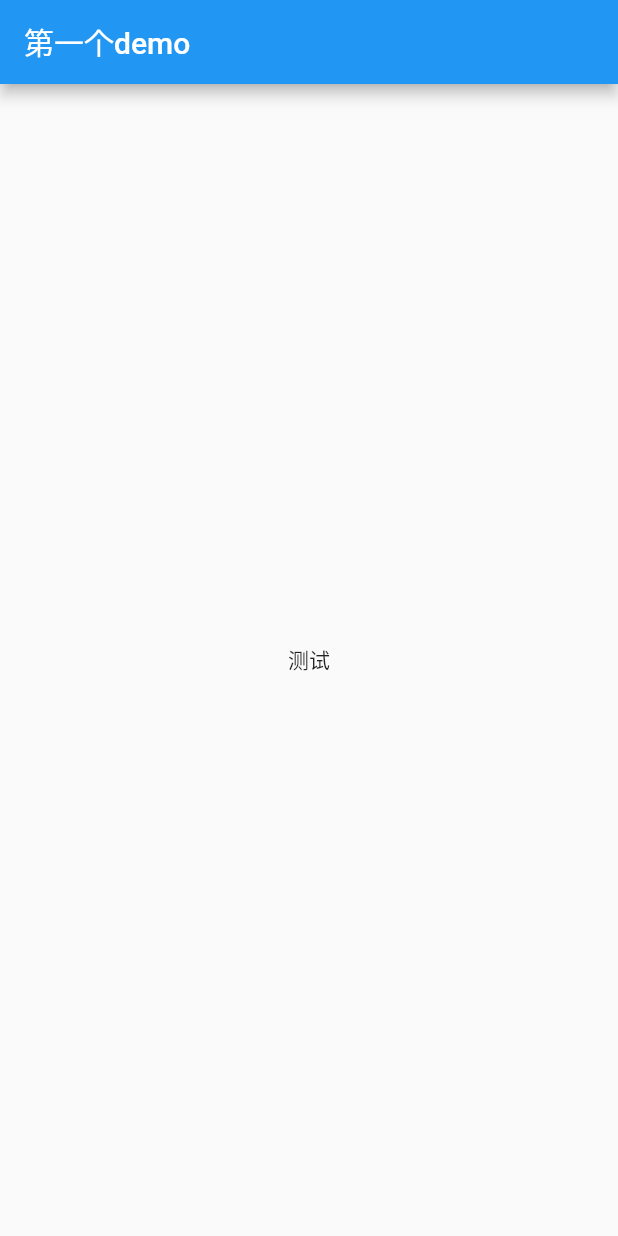
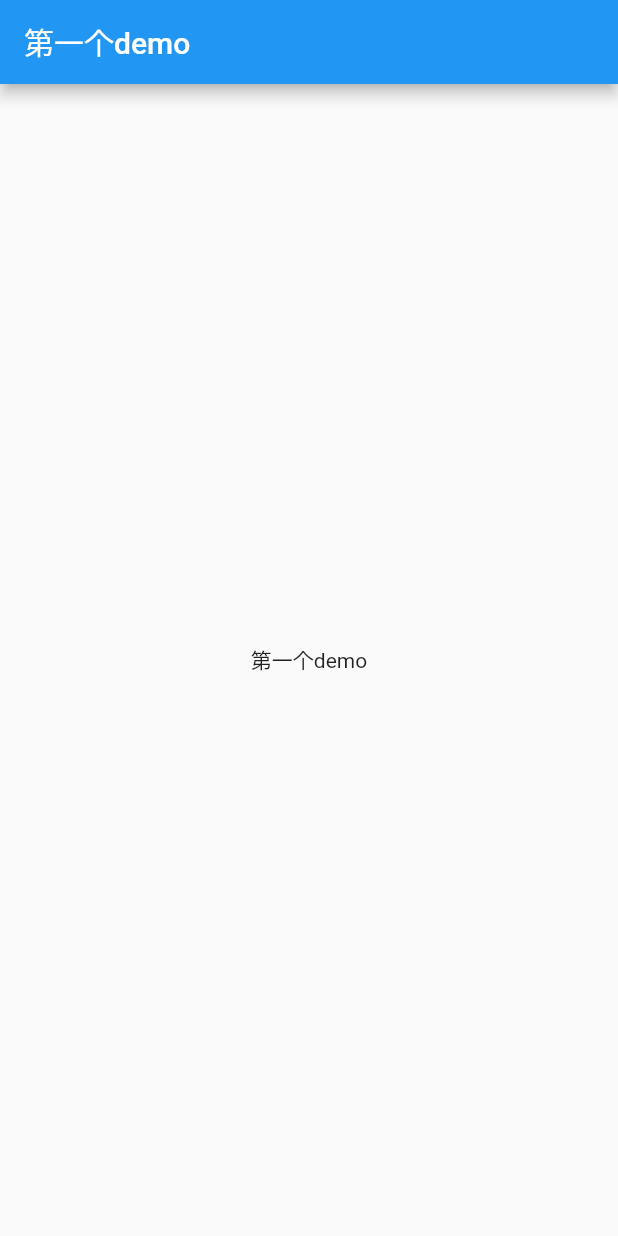
Before and after one commit to 1990jiang/flutterStudy, a Flutter app: the TutorialOneDemo screen opened directly, on a phone screen of 412 x 824 dp. Run offline on Flutter 3.47's test engine with Material 2 defaults, Android fonts, the phone set to English and light mode, and no system bars.

```diff
--- a/lib/tutorial1/tutorialOne.dart
+++ b/lib/tutorial1/tutorialOne.dart
@@ -16,7 +16,7 @@ class _TutorialOneDemoState extends State<TutorialOneDemo> {
         ),
         body: Container(
           child: Center(
-            child: Text("测试"),
+            child: Text("第一个demo"),
           ),
         )
       );
```
